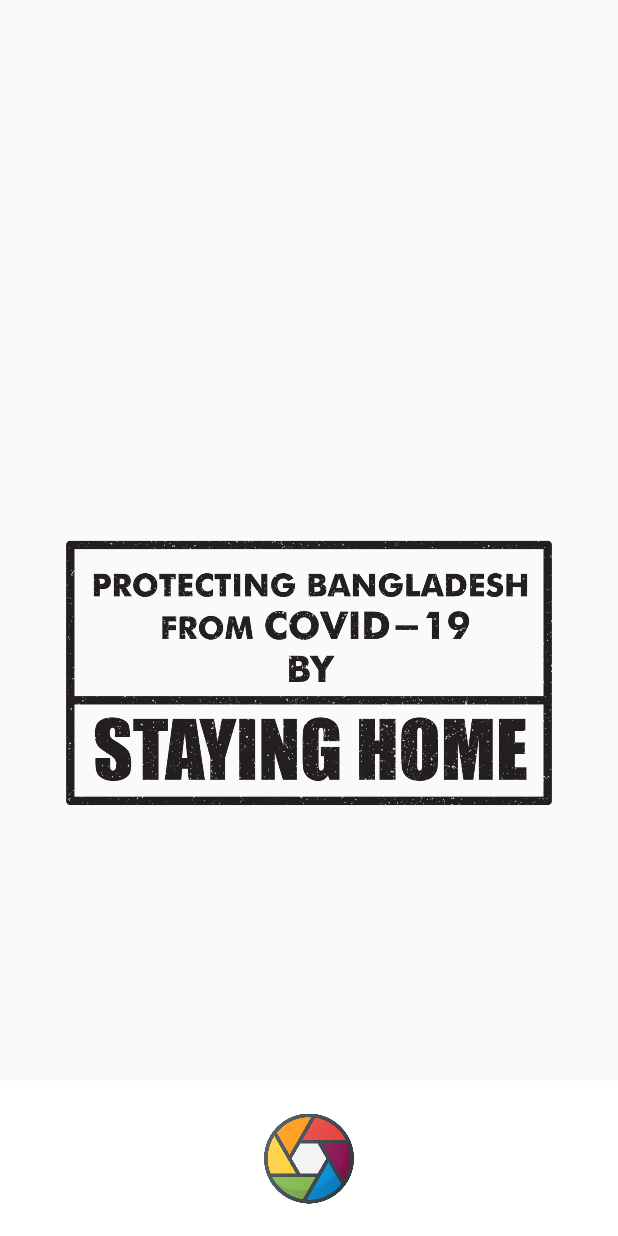
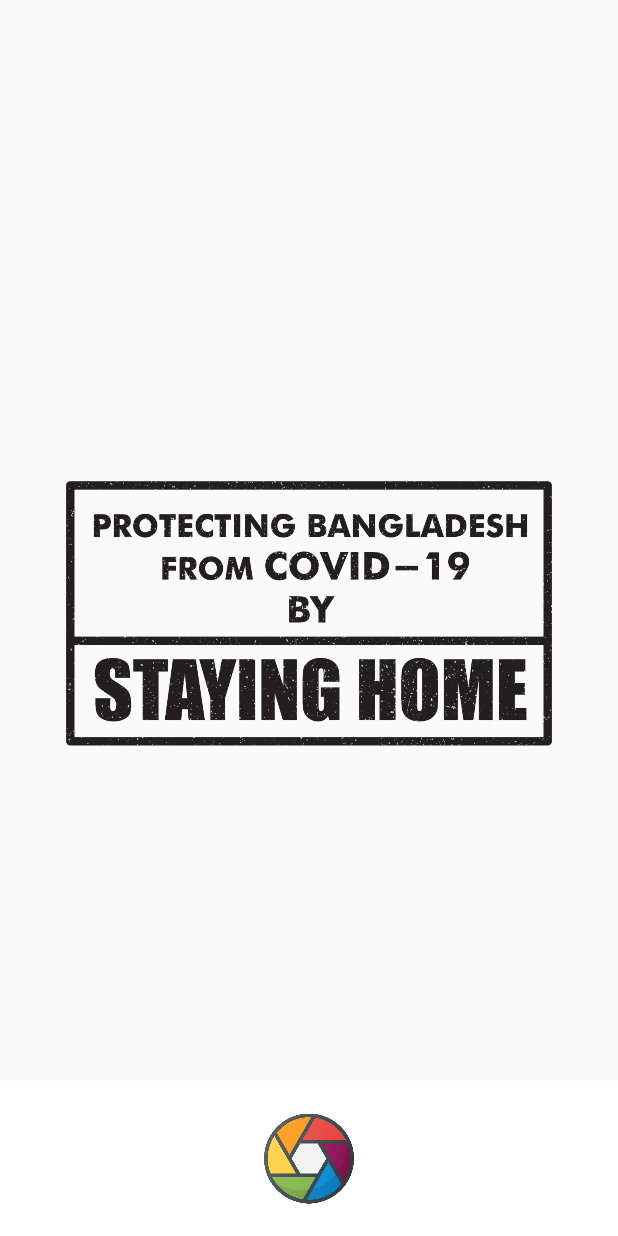
Before and after one commit to rahathossain690/SafeHand, an Android app: the screen it shows after launch (MainActivity), on a phone screen of 412 x 824 dp. Run offline under Robolectric (Android 15) with nearby library versions, the phone set to English and light mode, and no system bars; libraries missing offline, so code that uses them is left out: com.otaliastudios.cameraview; plain views replace CameraView; 7 statements that could not run were skipped.

Commit message:
First publish

```diff
--- a/app/src/main/java/com/example/safehand/MainActivity.java
+++ b/app/src/main/java/com/example/safehand/MainActivity.java
@@ -5,7 +5,11 @@ import androidx.core.app.ActivityCompat;
 import androidx.core.content.ContextCompat;
 
 import android.Manifest;
+import android.app.Activity;
+import android.content.Intent;
 import android.content.pm.PackageManager;
+import android.graphics.drawable.Drawable;
+import android.media.Image;
 import android.os.Bundle;
 import android.view.View;
 import android.widget.ImageView;
@@ -21,7 +25,8 @@ import com.otaliastudios.cameraview.controls.Mode;
 
 public class MainActivity extends AppCompatActivity {
 
-    public PictureResult excess;
+    public static PictureResult excess;
+    public int currentToShowPic = 0;
 
     @Override
     protected void onCreate(Bundle savedInstanceState) {
@@ -30,6 +35,8 @@ public class MainActivity extends AppCompatActivity {
 
         final CameraView camera = findViewById(R.id.camera);
         camera.setLifecycleOwner(this);
+
+        Toast.makeText(MainActivity.this, "Click the white to change overlay", Toast.LENGTH_SHORT).show();
 
         camera.setFacing(Facing.BACK);
         camera.setMode(Mode.PICTURE);
@@ -40,8 +47,33 @@ public class MainActivity extends AppCompatActivity {
             @Override
             public void onPictureTaken(PictureResult result) {
                 excess = result;
-                Toast.makeText(MainActivity.this, "Picture taken", Toast.LENGTH_SHORT).show();
-                // A Picture was taken!
+                Intent intent = new Intent(MainActivity.this, Main2Activity.class);
+                startActivity(intent);
+            }
+        });
+
+        if(currentToShowPic == 0){
+            ((ImageView)findViewById(R.id.overlay)).setImageResource(R.drawable.overlay_staying_home);
+        } else if(currentToShowPic == 1){
+            ((ImageView)findViewById(R.id.overlay)).setImageResource(R.drawable.overlay_washing_hands);
+        } else{
+            ((ImageView)findViewById(R.id.overlay)).setImageResource(R.drawable.overlay_social_distance);
+        }
+
+        findViewById(R.id.sada).setOnClickListener(new View.OnClickListener() {
+            @Override
+            public void onClick(View v) {
+                if(currentToShowPic == 0){
+                    currentToShowPic = 1;
+                    ((ImageView)findViewById(R.id.overlay)).setImageResource(R.drawable.overlay_washing_hands);
+                }
+                else if(currentToShowPic == 1){
+                    currentToShowPic = 2;
+                    ((ImageView)findViewById(R.id.overlay)).setImageResource(R.drawable.overlay_social_distance);
+                } else{
+                    currentToShowPic = 0;
+                    ((ImageView)findViewById(R.id.overlay)).setImageResource(R.drawable.overlay_staying_home);
+                }
             }
         });
 
@@ -49,7 +81,8 @@ public class MainActivity extends AppCompatActivity {
             @Override
             public void onClick(View v) {
                 excess = null;
-                camera.takePicture();
+                currentToShowPic = (currentToShowPic + 2) % 3;
+                camera.takePictureSnapshot();
                 //Toast.makeText(MainActivity.this, "CLICKED", Toast.LENGTH_SHORT).show();
             }
         });
--- a/app/src/main/res/layout/activity_main.xml
+++ b/app/src/main/res/layout/activity_main.xml
@@ -11,30 +11,32 @@
     <com.otaliastudios.cameraview.CameraView
         android:id="@+id/camera"
         android:keepScreenOn="true"
+        app:cameraMode="picture"
         android:layout_width="match_parent"
         android:layout_height="0dp"
         android:layout_weight="10.5"
         tools:ignore="MissingConstraints">
-        <LinearLayout
-            android:layout_width="match_parent"
-            android:layout_height="match_parent"
-            android:weightSum="12"
-            android:orientation="vertical">
-            <LinearLayout
-                android:layout_width="match_parent"
-                android:layout_height="0dp"
-                android:layout_weight="4"
-                ></LinearLayout>
+<!--        <LinearLayout-->
+<!--            android:layout_width="match_parent"-->
+<!--            android:layout_height="match_parent"-->
+<!--            android:weightSum="12"-->
+<!--            android:orientation="vertical">-->
+<!--            <LinearLayout-->
+<!--                android:layout_width="match_parent"-->
+<!--                android:layout_height="0dp"-->
+<!--                android:layout_weight="4"-->
+<!--                ></LinearLayout>-->
             <ImageView
-                android:layout_width="match_parent"
-                android:layout_height="0dp"
-                android:layout_weight="7"
+                android:layout_width="wrap_content"
+                android:layout_height="wrap_content"
                 android:layout_gravity="bottom"
                 android:src="@drawable/overlay_staying_home"
                 app:layout_drawOnPreview="true"
+                android:layout_marginTop="100dp"
+                android:id="@+id/overlay"
                 app:layout_drawOnPictureSnapshot="true"
-                app:layout_drawOnVideoSnapshot="false"/>
-        </LinearLayout>
+                app:layout_drawOnVideoSnapshot="true"/>
+<!--        </LinearLayout>-->
     </com.otaliastudios.cameraview.CameraView>
     <LinearLayout
         android:layout_width="match_parent"
@@ -42,7 +44,13 @@
         android:layout_weight="1.5"
         android:orientation="vertical"
         android:background="#ffffff"
+        android:id="@+id/sada"
         >
+<!--        <ImageView-->
+<!--            android:layout_width="60dp"-->
+<!--            android:layout_height="match_parent"-->
+<!--            android:src="@drawable/overlay_staying_home">-->
+<!--        </ImageView>-->
         <ImageView
             android:layout_width="60dp"
             android:layout_height="match_parent"
```
Also changed, not shown: app/src/main/AndroidManifest.xml (+8 -4 lines), app/src/main/java/com/example/safehand/Main2Activity.java (+71 -0 lines), app/src/main/res/layout/activity_main2.xml (+10 -7 lines), app/src/main/res/drawable/logo.png (added).
